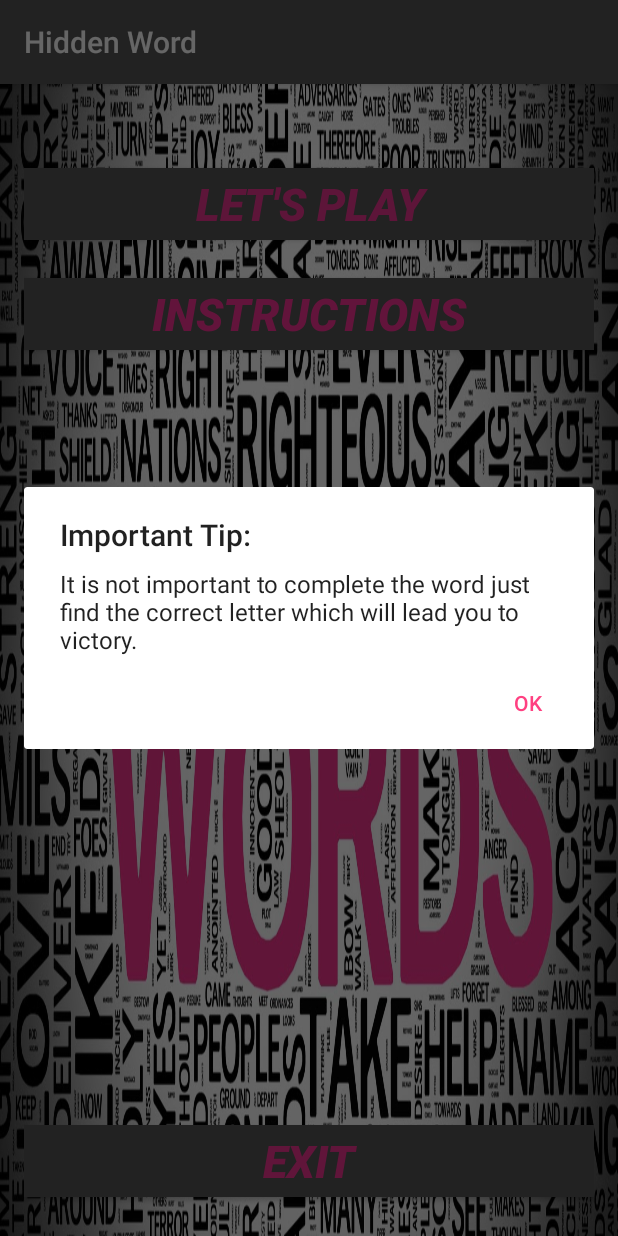
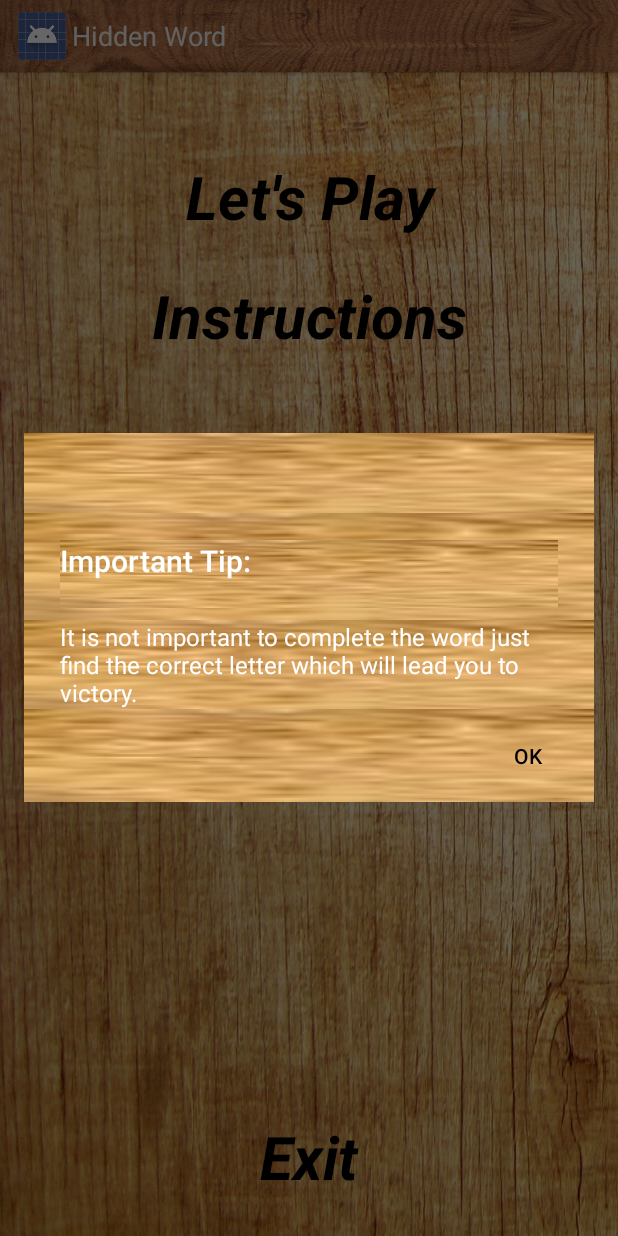
Before and after one commit to utkarsh028/HiddenWord, an Android app: the screen it shows after launch (MainActivity), after a tap on "START", on a phone screen of 412 x 824 dp. Run offline under Robolectric (Android 15) with nearby library versions, the phone set to English and light mode, and no system bars; 2 other taps on this screen came first.

Commit message:
second commit

```diff
--- a/app/src/main/java/com/meutkarsh/hiddenword/Game.java
+++ b/app/src/main/java/com/meutkarsh/hiddenword/Game.java
@@ -1,5 +1,6 @@
 package com.meutkarsh.hiddenword;
 
+import android.app.Activity;
 import android.content.Context;
 import android.content.DialogInterface;
 import android.content.res.AssetManager;
@@ -8,7 +9,9 @@ import android.media.MediaPlayer;
 import android.os.Bundle;
 import android.support.v7.app.AlertDialog;
 import android.support.v7.app.AppCompatActivity;
+import android.text.InputFilter;
 import android.util.Log;
+import android.view.ContextThemeWrapper;
 import android.view.LayoutInflater;
 import android.view.Menu;
 import android.view.MenuInflater;
@@ -16,6 +19,7 @@ import android.view.MenuItem;
 import android.view.View;
 import android.widget.Button;
 import android.widget.EditText;
+import android.widget.ImageView;
 import android.widget.TextView;
 import android.widget.Toast;
 
@@ -57,37 +61,65 @@ public class Game extends AppCompatActivity {
         View input_data_view = li.inflate(R.layout.start_game, null);
         AlertDialog.Builder adb = new AlertDialog.Builder(this);
         adb.setView(input_data_view);
+       /* LayoutInflater inflater=this.getLayoutInflater();
+        adb.setView(inflater.inflate(R.layout.start_game,null));*/
         final EditText p1_name = (EditText) input_data_view.findViewById(R.id.p1_name);
         final EditText p2_name = (EditText) input_data_view.findViewById(R.id.p2_name);
         final EditText score = (EditText) input_data_view.findViewById(R.id.max_score);
+
+        adb.setPositiveButton("Start",null);
+        AlertDialog alert=adb.create();
+
+        Button positivebtn = alert.getButton(AlertDialog.BUTTON_POSITIVE);
         adb.setCancelable(false);
-        adb.setPositiveButton("Start", new DialogInterface.OnClickListener() {
+        adb.setPositiveButton("Start",new DialogInterface.OnClickListener() {
             @Override
             public void onClick(DialogInterface dialogInterface, int i) {
                 String p1 = p1_name.getText().toString();
-                if( !p1.isEmpty() ) tvp1.setText(p1);
+                if (!p1.isEmpty()) tvp1.setText(p1);
                 String p2 = p2_name.getText().toString();
-                if( !p2.isEmpty() ) tvp2.setText(p2);
+                if (!p2.isEmpty()) tvp2.setText(p2);
                 String mm = score.getText().toString().trim();
-                if(mm.length() > 0) endScore = Integer.parseInt(mm);
+                if (mm.length() > 0) endScore = Integer.parseInt(mm);
                 tvturn.setText(tvp1.getText());
+              /*  AlertDialog.Builder mBuilder = new AlertDialog.Builder(Game.this);
+                View mView = getLayoutInflater().inflate(R.layout.custom_dialog, null);
+                mBuilder.setTitle("Important Tip:");
+                Button mok = (Button) mView.findViewById(R.id.ok);*/
 
                 String message = "It is not important to complete the word just find the correct letter which will lead you to victory.";
-                AlertDialog.Builder tip = new AlertDialog.Builder(THIS);
+                AlertDialog.Builder tip = new AlertDialog.Builder(new ContextThemeWrapper(Game.this,R.style.AlertDialogCustom));
                 tip.setTitle("Important Tip:");
                 tip.setMessage(message);
                 tip.setCancelable(false);
-                tip.setPositiveButton("Ok", new DialogInterface.OnClickListener() {
+
+                tip.setPositiveButton("OK", new DialogInterface.OnClickListener() {
                     @Override
                     public void onClick(DialogInterface dialogInterface, int i) {
                         //Empty
                     }
                 });
-                tip.show();
+                AlertDialog al=tip.create();
+                al.setCanceledOnTouchOutside(false);
+                al.show();
             }
         });
-        adb.show();
+        AlertDialog ale =adb.create();
+        ale.setCanceledOnTouchOutside(false);
+        ale.show();
+        //adb.show();
+             /*   mok.setOnClickListener(new View.OnClickListener() {
+                    @Override
+                    public void onClick(View view) {
 
+                    }
+                });
+                mBuilder.setView(mView);
+                AlertDialog dialog = mBuilder.create();
+                dialog.show();
+            }
+            });
+        adb.show();*/
         scoreP1 = scoreP2 = 0;
         turn = 0;
         x = y = 0;
--- a/app/src/main/java/com/meutkarsh/hiddenword/INSTRUCTIONS.java
+++ b/app/src/main/java/com/meutkarsh/hiddenword/INSTRUCTIONS.java
@@ -1,5 +1,6 @@
 package com.meutkarsh.hiddenword;
 
+import android.app.Activity;
 import android.content.res.AssetManager;
 import android.support.v7.app.AppCompatActivity;
 import android.os.Bundle;
@@ -11,7 +12,7 @@ import java.io.IOException;
 import java.io.InputStream;
 import java.io.InputStreamReader;
 
-public class INSTRUCTIONS extends AppCompatActivity {
+public class INSTRUCTIONS extends Activity {
 
     TextView tv;
 
--- a/app/src/main/java/com/meutkarsh/hiddenword/MainActivity.java
+++ b/app/src/main/java/com/meutkarsh/hiddenword/MainActivity.java
@@ -1,12 +1,13 @@
 package com.meutkarsh.hiddenword;
 
+import android.app.Activity;
 import android.content.Intent;
 import android.support.v7.app.AppCompatActivity;
 import android.os.Bundle;
 import android.view.View;
 import android.widget.Button;
 
-public class MainActivity extends AppCompatActivity {
+public class MainActivity extends Activity {
 
     Button b_start, b_instructions, b_exit;
 
--- a/app/src/main/res/layout/activity_main.xml
+++ b/app/src/main/res/layout/activity_main.xml
@@ -8,7 +8,8 @@
     android:paddingRight="@dimen/activity_horizontal_margin"
     android:paddingTop="@dimen/activity_vertical_margin"
     tools:context="com.meutkarsh.hiddenword.MainActivity"
-    android:background="@drawable/aa">
+    android:background="@drawable/bc"
+    >
 
     <Button
         android:id="@+id/button_start"
@@ -17,11 +18,11 @@
         android:layout_alignParentTop="true"
         android:layout_centerHorizontal="true"
         android:layout_marginTop="40dp"
-        android:background="@color/colorPrimary"
+        android:background="#00ffffff"
         android:maxLines="1"
         android:text="@string/start"
-        android:textColor="#e6fa3296"
-        android:textSize="30sp"
+        android:textColor="#000000"
+        android:textSize="40sp"
         android:textStyle="bold|italic" />
 
     <Button
@@ -31,11 +32,11 @@
         android:layout_below="@+id/button_start"
         android:layout_centerHorizontal="true"
         android:layout_marginTop="25dp"
-        android:background="@color/colorPrimary"
+        android:background="#00ffffff"
         android:maxLines="1"
         android:text="@string/instructions"
-        android:textColor="#fafa3296"
-        android:textSize="30sp"
+        android:textColor="#000000"
+        android:textSize="40sp"
         android:textStyle="bold|italic" />
 
     <Button
@@ -45,10 +46,10 @@
         android:layout_alignParentBottom="true"
         android:layout_centerHorizontal="true"
         android:layout_marginBottom="10dp"
-        android:background="@color/colorPrimary"
+        android:background="#00ffffff"
         android:maxLines="1"
         android:text="@string/exit"
-        android:textColor="#f0fa3296"
-        android:textSize="30sp"
+        android:textColor="#000000"
+        android:textSize="40sp"
         android:textStyle="bold|italic" />
 </RelativeLayout>
--- a/app/src/main/res/values/styles.xml
+++ b/app/src/main/res/values/styles.xml
@@ -7,5 +7,16 @@
         <item name="colorPrimaryDark">@color/colorPrimaryDark</item>
         <item name="colorAccent">@color/colorAccent</item>
     </style>
+    <style name="custom_actionbar_style" parent="@android:style/Theme.Holo.Light.DarkActionBar">
+     <item name="android:actionBarStyle">@style/custom_style</item>
+    </style>
+    <style name="custom_style" parent="@android:style/Widget.Holo.Light.ActionBar.Solid.Inverse">
+        <item name="android:background">@drawable/wood</item>
+    </style>
+    <style name="AlertDialogCustom" parent="@android:style/Theme.Dialog">
+        <item name="android:background">@drawable/az2</item>
+        <item name="android:headerDividersEnabled">true</item>
+        <item name="android:typeface">normal</item>
+    </style>
 
 </resources>
```
Also changed, not shown: app/src/main/AndroidManifest.xml (+5 -3 lines), app/src/main/res/drawable/rounded.xml (added, +7 -0 lines), app/src/main/res/layout/custom_dialog.xml (added, +22 -0 lines), app/src/main/res/layout/start_game.xml (+18 -5 lines), app/src/main/res/drawable/az1.jpg (added), app/src/main/res/drawable/az2.jpg (added), app/src/main/res/drawable/bc1.jpg (added), app/src/main/res/drawable/board.jpg (added), app/src/main/res/drawable/images.jpg (added), app/src/main/res/drawable/logo.jpg (added), app/src/main/res/drawable/wood.jpg (added), app/src/main/res/drawable/wood1.jpg (added).
